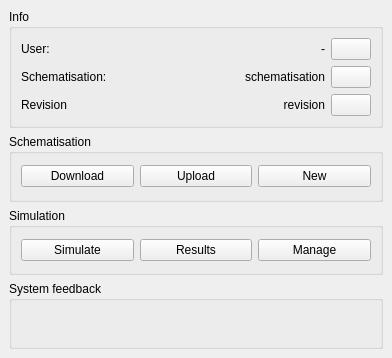
Above: threedi_models_simulations/widgets/dock.ui from nens/threedi-models-simulations before the change. Below: the same form after it.
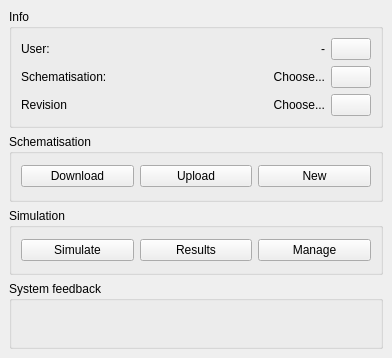
That is the form after the change. Custom widgets are drawn as their Qt base class.

Commit message: load local schematisation done

Diff of the .ui file:
```diff
--- a/threedi_models_simulations/widgets/dock.ui
+++ b/threedi_models_simulations/widgets/dock.ui
@@ -34,7 +34,7 @@
        <item row="2" column="1">
         <widget class="QLabel" name="label_6">
          <property name="text">
-          <string>revision</string>
+          <string>Choose...</string>
          </property>
          <property name="alignment">
           <set>Qt::AlignRight|Qt::AlignTrailing|Qt::AlignVCenter</set>
@@ -58,7 +58,7 @@
        <item row="1" column="1">
         <widget class="QLabel" name="label_5">
          <property name="text">
-          <string>schematisation</string>
+          <string>Choose...</string>
          </property>
          <property name="alignment">
           <set>Qt::AlignRight|Qt::AlignTrailing|Qt::AlignVCenter</set>
```
Left out of the diff: 4 changed lines with no effect on the pictures. The commit also changes 2 other files.
